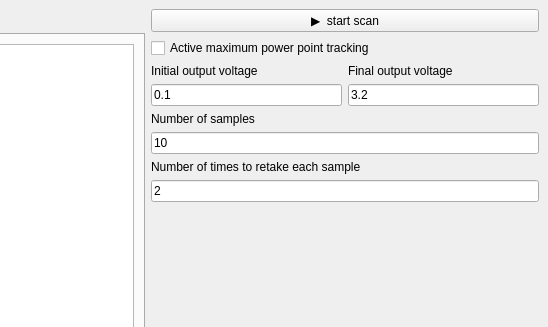
Qt form src/pythondaq/views/ui/solarcell.ui (everydayanchovies/solar-cell-experiment-automatisation) before a commit; both pictures show x 252 to 800 and y 0 to 327 of the 800 by 677 pixel window.
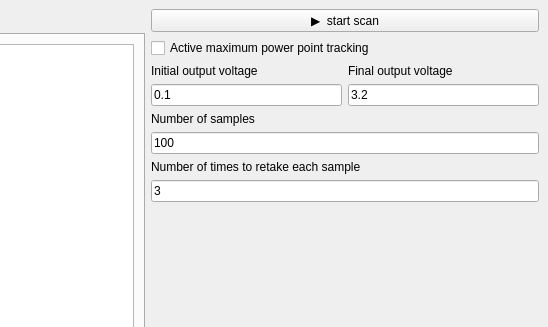
The same form after that commit. The open tabs and pages were chosen to show the change. Custom widgets are drawn as their Qt base class.

Commit message: u,i and u,p graphs work

```diff
--- a/src/pythondaq/views/ui/solarcell.ui
+++ b/src/pythondaq/views/ui/solarcell.ui
@@ -94,7 +94,7 @@
           <item>
            <widget class="QLineEdit" name="num_samples_ib">
             <property name="text">
-             <string>10</string>
+             <string>100</string>
             </property>
             <property name="maxLength">
              <number>10</number>
@@ -115,7 +115,7 @@
           <item>
            <widget class="QLineEdit" name="repeat_ib">
             <property name="text">
-             <string>2</string>
+             <string>3</string>
             </property>
             <property name="maxLength">
              <number>10</number>
```
Left out of the diff: 2 changed lines with no effect on the pictures. The commit also changes 2 other files.
